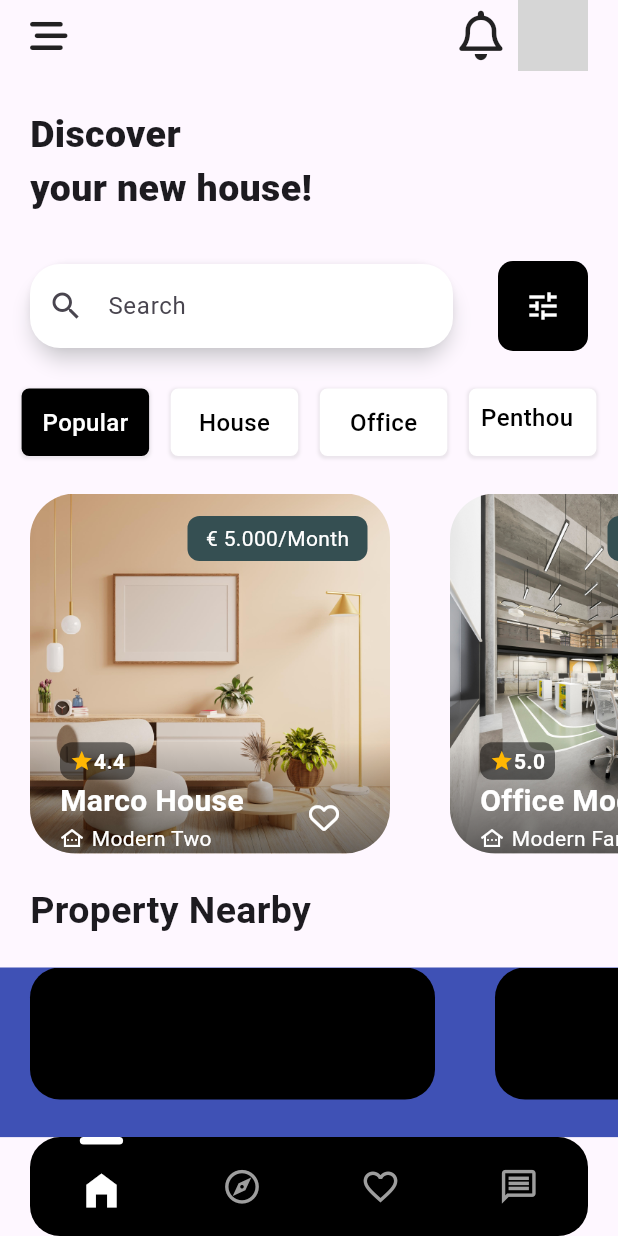
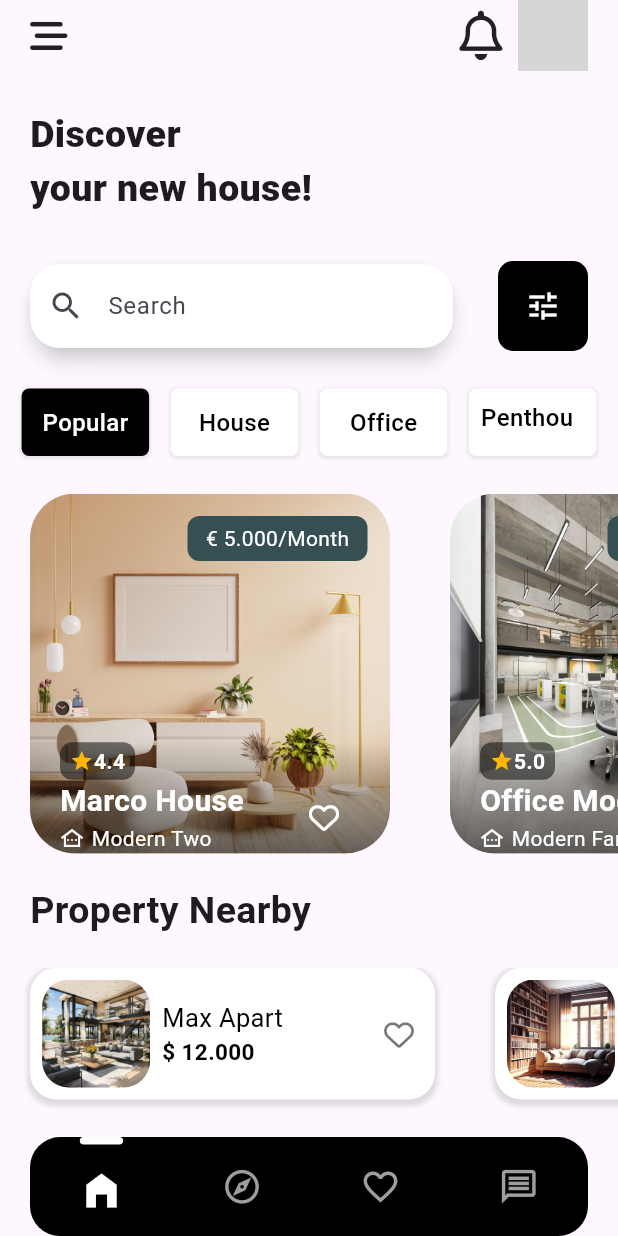
Before and after one commit to jhongo/Flutter_Rental_App, a Flutter app: the screen it shows after launch, on a phone screen of 412 x 824 dp. Run offline on Flutter 3.47's test engine with Material 3 defaults, Android fonts, the phone set to English and light mode, and no system bars; our stand-ins replace flutter_riverpod, font_awesome_flutter; network calls fail; grey boxes are pictures that could not be loaded.

Commit message:
📱 [ADD] : Desing card vertical.
[ADD] : Desing card vertical.

```diff
--- a/lib/presentation/screens/home_screen/widgets/list_nearby.dart
+++ b/lib/presentation/screens/home_screen/widgets/list_nearby.dart
@@ -1,5 +1,6 @@
 import 'package:flutter/material.dart';
 import 'package:flutter_property_rental_ui/infrastructure/datasource/nearby_datasource.dart';
+import 'package:font_awesome_flutter/font_awesome_flutter.dart';
 
 class ListNearby extends StatelessWidget {
   const ListNearby({super.key});
@@ -9,14 +10,11 @@ class ListNearby extends StatelessWidget {
     return Expanded(
       child: SizedBox(
         width: MediaQuery.of(context).size.width,
-        child: DecoratedBox(
-          decoration: const BoxDecoration(
-            color: Colors.indigo,
-          ),
         child: ListView.builder(
           scrollDirection: Axis.horizontal,
           itemCount: nearby.length,
           itemBuilder:(context, index) {
+            final nearbyItem = nearby[index];
             return  Padding(
               padding:const EdgeInsets.fromLTRB(20, 0, 20, 25),
               child: SizedBox(
@@ -24,19 +22,52 @@ class ListNearby extends StatelessWidget {
                 // height: 50,
                 child: DecoratedBox(
                   decoration: BoxDecoration(
-                      borderRadius: BorderRadius.circular(20),
-                      color: Colors.black,
+                    borderRadius: BorderRadius.circular(18),
+                    color: Colors.white,
+                    boxShadow: const [
+                      BoxShadow(
+                        color: Colors.black12,
+                        blurRadius: 2,
+                        spreadRadius: 2,
+                        offset: Offset(0, 2)
+                      )
+                    ]
                   ),
                   child: Row(
                     children: [
-
+                      Padding(
+                        padding: const EdgeInsets.all(8.0),
+                        child: SizedBox(
+                          child: ClipRRect(
+                            borderRadius: BorderRadius.circular(18),
+                            child: DecoratedBox(
+                              decoration: BoxDecoration(
+                                borderRadius: BorderRadius.circular(18),
+                              ),
+                              child: Image.asset(nearbyItem.image),
+                            ),
+                          ),
+                        ),
+                      ),
+                      Column(
+                        mainAxisAlignment: MainAxisAlignment.center,
+                        crossAxisAlignment: CrossAxisAlignment.start,
+                        children: [
+                          Text(nearbyItem.name, style: const TextStyle(color: Colors.black, fontSize: 17, fontWeight: FontWeight.normal),),
+                          Text('\$ ${nearbyItem.price}', style: const TextStyle(color: Colors.black, fontSize: 15, fontWeight: FontWeight.bold),),
+                        ],
+                      ),
+                      const Spacer(),
+                      IconButton(
+                        onPressed: (){},
+                        icon: const FaIcon(FontAwesomeIcons.heart, color: Colors.black54, size: 20)
+                        )
                     ],
                   ),
                 ),
               ),
             );
-            }),
-          )
+          })
       ),
     );
   }
```
Lines whose indentation alone changed are shown as unchanged.
